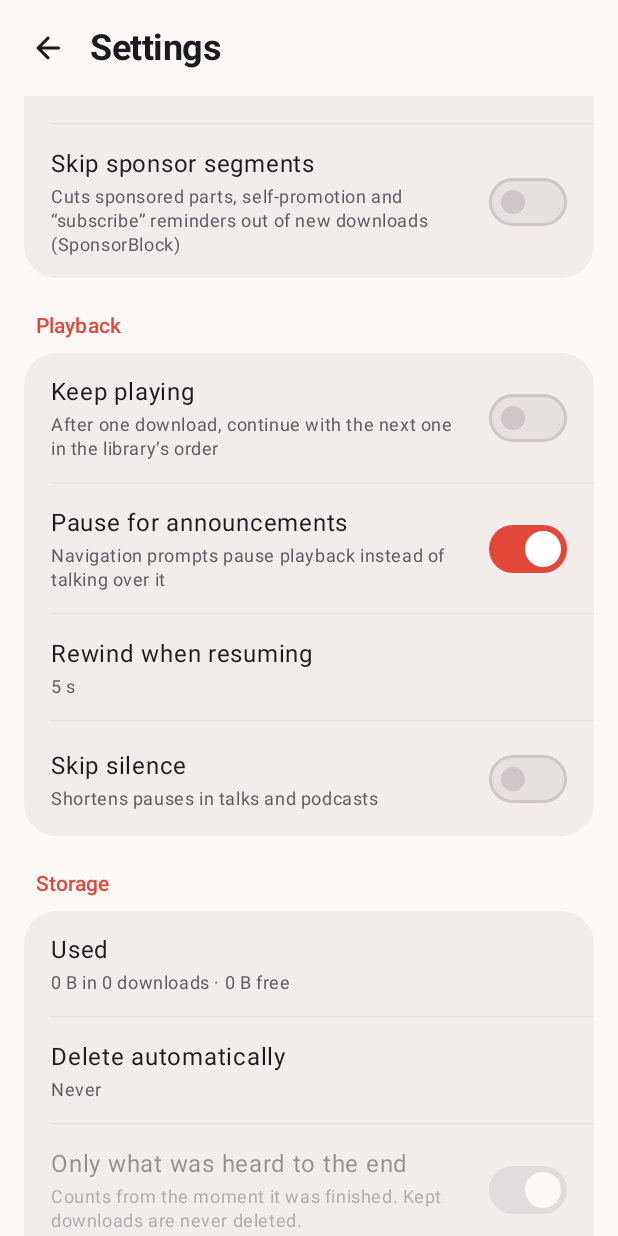
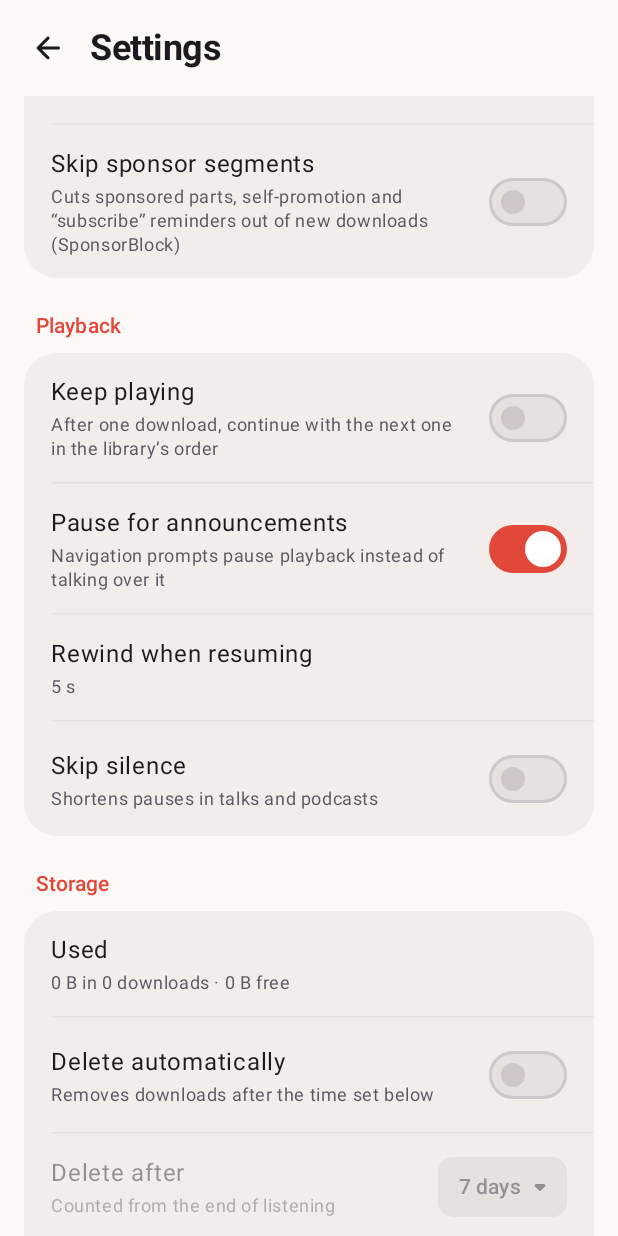
Before and after one commit to DevEmperor/Tapedeck, an Android app built with Jetpack Compose: the composable SettingsScreen shown on its own in the app's theme, scrolled down 532 dp, on a phone screen of 412 x 824 dp. Run offline under Robolectric (Android 15) with nearby library versions, the phone set to English and light mode, and no system bars; 6 statements that could not run were skipped.

Commit message:
Update yt-dlp only while the app is open, and pick the clean-up time from 1 to 90 days
yt-dlp should not change behind the user's back. The background worker no
longer updates at all and only runs the clean-up (without the network
constraint the update needed); a check now starts when the activity comes to
the foreground, at most once an hour, so a fresh yt-dlp is in place right
before a drive. The automatic retry after a failed download still fetches a
new version, but only while the app is on screen; otherwise it simply
retries with the current one.

The clean-up offered six fixed steps up to 30 days. It is now a switch plus a
spinner over 1–90 days that opens at the current value; the number is kept
while the clean-up is off, and an old "0 = never" is read as off and clamped
into the new range.

```diff
--- a/app/src/main/java/net/devemperor/tapedeck/data/AutoDelete.kt
+++ b/app/src/main/java/net/devemperor/tapedeck/data/AutoDelete.kt
@@ -5,13 +5,13 @@ import java.util.concurrent.TimeUnit
 /** When the automatic clean-up removes an entry: N days after download, or after it was heard to the end. */
 object AutoDelete {
     fun dueAt(entry: Entry, settings: AppSettings): Long? {
-        if (settings.autoDeleteDays <= 0 || entry.keep || !entry.isDone) return null
+        if (!settings.autoDeleteEnabled || entry.keep || !entry.isDone) return null
         val reference = if (settings.autoDeleteOnlyFinished) {
             entry.finishedAt?.takeIf { entry.finished } ?: return null
         } else {
             entry.completedAt ?: entry.createdAt
         }
-        return reference + TimeUnit.DAYS.toMillis(settings.autoDeleteDays.toLong())
+        return reference + TimeUnit.DAYS.toMillis(settings.autoDeleteAfterDays.toLong())
     }
 
     fun victims(entries: List<Entry>, settings: AppSettings, now: Long, playingId: String?): List<Entry> =
--- a/app/src/main/java/net/devemperor/tapedeck/data/Settings.kt
+++ b/app/src/main/java/net/devemperor/tapedeck/data/Settings.kt
@@ -26,8 +26,9 @@ data class AppSettings(
     val wifiOnly: Boolean = false,
     val parallelDownloads: Int = 2,
     val sponsorBlock: Boolean = false,
-    /** 0 switches the automatic clean-up off. */
-    val autoDeleteDays: Int = 0,
+    val autoDeleteEnabled: Boolean = false,
+    /** 1–90, chosen with the spinner; kept while the clean-up is switched off. */
+    val autoDeleteDays: Int = 7,
     val autoDeleteOnlyFinished: Boolean = true,
     val autoPlayNext: Boolean = true,
     val resumeRewindSec: Int = 5,
@@ -42,8 +43,16 @@ data class AppSettings(
     // Nightly is what yt-dlp itself recommends for regular users: YouTube fixes land there days
     // before a stable release.
     val updateChannel: UpdateChannel = UpdateChannel.NIGHTLY,
+    /** Checked whenever the app is opened, never in the background. */
     val autoUpdate: Boolean = true,
-)
+) {
+    val autoDeleteAfterDays: Int get() = autoDeleteDays.coerceIn(AUTO_DELETE_MIN_DAYS, AUTO_DELETE_MAX_DAYS)
+
+    companion object {
+        const val AUTO_DELETE_MIN_DAYS = 1
+        const val AUTO_DELETE_MAX_DAYS = 90
+    }
+}
 
 /** Bookkeeping of the yt-dlp updater, kept apart from what the user sets. */
 @Serializable
--- a/app/src/main/java/net/devemperor/tapedeck/ui/MainViewModel.kt
+++ b/app/src/main/java/net/devemperor/tapedeck/ui/MainViewModel.kt
@@ -246,6 +246,11 @@ class MainViewModel(application: Application) : AndroidViewModel(application) {
 
     fun resumePendingDownloads() = app.downloads.resumePending()
 
+    /** The only place a regular yt-dlp update starts. In the app scope, so leaving the app mid-update does not cut it off. */
+    fun onAppOpened() {
+        app.scope.launch { Engine.updateIfDue(app, app.settings) }
+    }
+
     private fun message(render: (Context) -> String) {
         _events.tryEmit(UiEvent.Message(render))
     }
--- a/app/src/main/java/net/devemperor/tapedeck/ui/SettingsScreen.kt
+++ b/app/src/main/java/net/devemperor/tapedeck/ui/SettingsScreen.kt
@@ -1,9 +1,9 @@
 package net.devemperor.tapedeck.ui
 
-import android.content.Context
 import androidx.compose.foundation.background
 import androidx.compose.foundation.clickable
 import androidx.compose.foundation.layout.Arrangement
+import androidx.compose.foundation.layout.Box
 import androidx.compose.foundation.layout.Column
 import androidx.compose.foundation.layout.PaddingValues
 import androidx.compose.foundation.layout.Row
@@ -15,17 +15,23 @@ import androidx.compose.foundation.layout.fillMaxSize
 import androidx.compose.foundation.layout.navigationBars
 import androidx.compose.foundation.layout.fillMaxWidth
 import androidx.compose.foundation.layout.height
+import androidx.compose.foundation.layout.heightIn
 import androidx.compose.foundation.layout.padding
 import androidx.compose.foundation.layout.size
 import androidx.compose.foundation.layout.statusBarsPadding
 import androidx.compose.foundation.layout.width
 import androidx.compose.foundation.lazy.LazyColumn
+import androidx.compose.foundation.rememberScrollState
 import androidx.compose.foundation.selection.selectable
 import androidx.compose.material.icons.Icons
 import androidx.compose.material.icons.automirrored.rounded.ArrowBack
 import androidx.compose.material.icons.automirrored.rounded.OpenInNew
+import androidx.compose.material.icons.rounded.ArrowDropDown
+import androidx.compose.material.icons.rounded.Check
 import androidx.compose.material3.AlertDialog
 import androidx.compose.material3.CircularProgressIndicator
+import androidx.compose.material3.DropdownMenu
+import androidx.compose.material3.DropdownMenuItem
 import androidx.compose.material3.HorizontalDivider
 import androidx.compose.material3.Icon
 import androidx.compose.material3.IconButton
@@ -36,22 +42,29 @@ import androidx.compose.material3.Switch
 import androidx.compose.material3.Text
 import androidx.compose.material3.TextButton
 import androidx.compose.runtime.Composable
+import androidx.compose.runtime.LaunchedEffect
 import androidx.compose.runtime.getValue
 import androidx.compose.runtime.mutableStateOf
 import androidx.compose.runtime.remember
 import androidx.compose.runtime.setValue
+import androidx.compose.runtime.snapshotFlow
 import androidx.compose.ui.Alignment
 import androidx.compose.ui.Modifier
+import androidx.compose.ui.draw.clip
 import androidx.compose.ui.platform.LocalContext
+import androidx.compose.ui.platform.LocalDensity
 import androidx.compose.ui.platform.LocalUriHandler
 import androidx.compose.ui.res.pluralStringResource
 import androidx.compose.ui.res.stringResource
 import androidx.compose.ui.semantics.Role
+import androidx.compose.ui.text.font.FontWeight
 import androidx.compose.ui.unit.dp
 import androidx.lifecycle.compose.collectAsStateWithLifecycle
+import kotlinx.coroutines.flow.first
 import net.devemperor.tapedeck.BuildConfig
 import net.devemperor.tapedeck.Format
 import net.devemperor.tapedeck.R
+import net.devemperor.tapedeck.data.AppSettings
 import net.devemperor.tapedeck.data.AudioFormat
 import net.devemperor.tapedeck.data.AudioQuality
 import net.devemperor.tapedeck.data.MediaKind
@@ -139,14 +152,17 @@ fun SettingsScreen(vm: MainViewModel, onBack: () -> Unit) {
                         stringResource(R.string.storage_used),
                         stringResource(R.string.storage_used_value, Format.bytes(context, used), pluralStringResource(R.plurals.entries, count, count), Format.bytes(context, Storage.freeBytes(context))),
                     )
-                    val dayOptions = listOf(0, 1, 3, 7, 14, 30)
-                    ChoiceRowText(
-                        R.string.setting_auto_delete, autoDeleteLabel(settings.autoDeleteDays),
-                        dayOptions.map { it to autoDeleteLabelText(context, it) }, settings.autoDeleteDays,
+                    SwitchRow(R.string.setting_auto_delete, R.string.setting_auto_delete_sub, settings.autoDeleteEnabled) { on ->
+                        vm.updateSettings { it.copy(autoDeleteEnabled = on) }
+                    }
+                    DaysSpinnerRow(
+                        days = settings.autoDeleteAfterDays,
+                        sub = stringResource(if (settings.autoDeleteOnlyFinished) R.string.delete_after_from_finished else R.string.delete_after_from_download),
+                        enabled = settings.autoDeleteEnabled,
                     ) { value -> vm.updateSettings { it.copy(autoDeleteDays = value) } }
                     SwitchRow(
                         R.string.setting_only_finished, R.string.setting_only_finished_sub, settings.autoDeleteOnlyFinished,
-                        enabled = settings.autoDeleteDays > 0,
+                        enabled = settings.autoDeleteEnabled,
                     ) { on -> vm.updateSettings { it.copy(autoDeleteOnlyFinished = on) } }
                     ActionRow(stringResource(R.string.delete_finished_now), stringResource(R.string.delete_finished_now_sub), last = true) { vm.deleteFinished() }
                 }
@@ -282,8 +298,57 @@ private fun <T> ChoiceRowText(title: Int, currentLabel: String, options: List<Pa
     }
 }
 
+/** "Delete after [7 days ▾]": a spinner over 1–90 days that opens scrolled to the current value. */
 @Composable
-private fun autoDeleteLabel(days: Int): String = autoDeleteLabelText(LocalContext.current, days)
-
-private fun autoDeleteLabelText(context: Context, days: Int): String =
-    if (days <= 0) context.getString(R.string.auto_delete_never) else context.resources.getQuantityString(R.plurals.after_days, days, days)
+private fun DaysSpinnerRow(days: Int, sub: String, enabled: Boolean, onPick: (Int) -> Unit) {
+    var open by remember { mutableStateOf(false) }
+    RowBase(onClick = { open = true }, last = false, enabled = enabled) {
+        TitleAndSub(stringResource(R.string.setting_delete_after), sub, enabled, Modifier.weight(1f))
+        Spacer(Modifier.width(12.dp))
+        Box {
+            val container = if (enabled) MaterialTheme.colorScheme.primaryContainer else MaterialTheme.colorScheme.surfaceContainerHighest
+            val content = if (enabled) MaterialTheme.colorScheme.onPrimaryContainer else MaterialTheme.colorScheme.onSurfaceVariant.copy(alpha = 0.6f)
+            Row(
+                Modifier.clip(MaterialTheme.shapes.small).background(container)
+                    .clickable(enabled = enabled) { open = true }
+                    .padding(start = 14.dp, end = 6.dp, top = 8.dp, bottom = 8.dp),
+                verticalAlignment = Alignment.CenterVertically,
+            ) {
+                Text(pluralStringResource(R.plurals.days_after, days, days), style = MaterialTheme.typography.labelLarge, color = content)
+                Icon(Icons.Rounded.ArrowDropDown, null, tint = content)
+            }
+            val scroll = rememberScrollState()
+            val itemPx = with(LocalDensity.current) { 48.dp.roundToPx() }
+            LaunchedEffect(open) {
+                if (!open) return@LaunchedEffect
+                // The menu is measured a frame after it opens; scroll once it can, with two values above the current one.
+                snapshotFlow { scroll.maxValue }.first { it in 1..<Int.MAX_VALUE }
+                scroll.scrollTo((days - 3).coerceAtLeast(0) * itemPx)
+            }
+            DropdownMenu(
+                expanded = open,
+                onDismissRequest = { open = false },
+                scrollState = scroll,
+                modifier = Modifier.heightIn(max = 336.dp),
+            ) {
+                (AppSettings.AUTO_DELETE_MIN_DAYS..AppSettings.AUTO_DELETE_MAX_DAYS).forEach { value ->
+                    val selected = value == days
+                    DropdownMenuItem(
+                        text = {
+                            Text(
+                                pluralStringResource(R.plurals.days_after, value, value),
+                                color = if (selected) MaterialTheme.colorScheme.primary else MaterialTheme.colorScheme.onSurface,
+                                fontWeight = if (selected) FontWeight.SemiBold else null,
+                            )
+                        },
+                        trailingIcon = { if (selected) Icon(Icons.Rounded.Check, null, tint = MaterialTheme.colorScheme.primary) },
+                        onClick = {
+                            onPick(value)
+                            open = false
+                        },
+                    )
+                }
+            }
+        }
+    }
+}
--- a/app/src/main/res/values/strings.xml
+++ b/app/src/main/res/values/strings.xml
@@ -29,7 +29,7 @@
         <item quantity="one">Deleted in %d day</item>
         <item quantity="other">Deleted in %d days</item>
     </plurals>
-    <string name="engine_updating">Updating yt-dlp in the background…</string>
+    <string name="engine_updating">Updating yt-dlp…</string>
     <string name="engine_failed">yt-dlp could not be started. Reinstalling Tapedeck usually helps.</string>
 
     <!-- Download states -->
@@ -164,10 +164,13 @@
         <item quantity="other">%d downloads</item>
     </plurals>
     <string name="setting_auto_delete">Delete automatically</string>
-    <string name="auto_delete_never">Never</string>
-    <plurals name="after_days">
-        <item quantity="one">After %d day</item>
-        <item quantity="other">After %d days</item>
+    <string name="setting_auto_delete_sub">Removes downloads after the time set below</string>
+    <string name="setting_delete_after">Delete after</string>
+    <string name="delete_after_from_download">Counted from the download</string>
+    <string name="delete_after_from_finished">Counted from the end of listening</string>
+    <plurals name="days_after">
+        <item quantity="one">%d day</item>
+        <item quantity="other">%d days</item>
     </plurals>
     <string name="setting_only_finished">Only what was heard to the end</string>
     <string name="setting_only_finished_sub">Counts from the moment it was finished. Kept downloads are never deleted.</string>
@@ -182,7 +185,7 @@
     <string name="channel_nightly_long">Nightly (recommended, fixes arrive first)</string>
     <string name="channel_stable">Stable</string>
     <string name="setting_auto_update">Update automatically</string>
-    <string name="setting_auto_update_sub">Checks twice a day in the background and retries a failed download once after an update</string>
+    <string name="setting_auto_update_sub">Checks when you open Tapedeck (at most once an hour), never in the background, and retries a failed download once after an update</string>
     <string name="ytdlp_update_now">Update now</string>
     <string name="ytdlp_update_now_sub">Fetches the newest yt-dlp from GitHub</string>
     <string name="ytdlp_updated">yt-dlp updated to %s</string>
```
Also changed, not shown: app/src/main/java/net/devemperor/tapedeck/MainActivity.kt (+6 -1 lines), app/src/main/java/net/devemperor/tapedeck/TapedeckApp.kt (+8 -1 lines), app/src/main/java/net/devemperor/tapedeck/download/DownloadService.kt (+7 -4 lines), app/src/main/java/net/devemperor/tapedeck/engine/Engine.kt (+10 -7 lines), app/src/main/java/net/devemperor/tapedeck/work/Maintenance.kt (+8 -18 lines), 3 other files.
